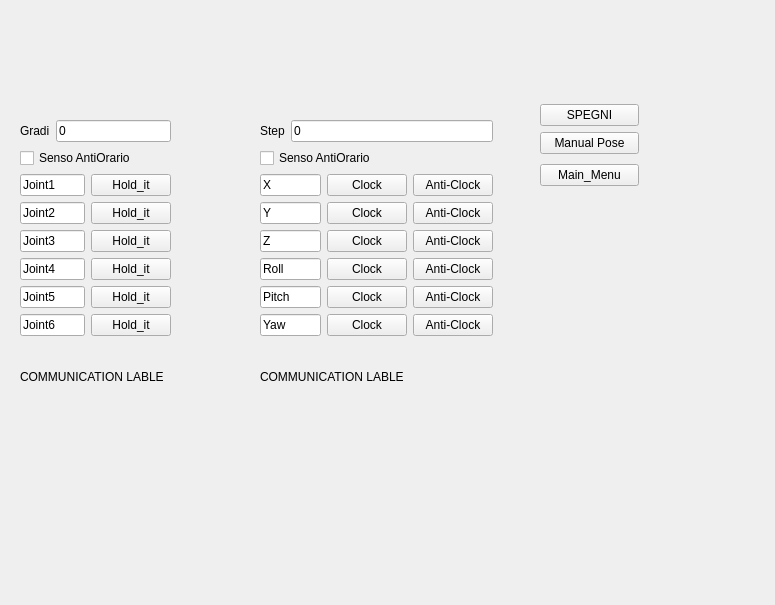
Qt form QT/screen_joystick.ui (zecchi98/ur10_control) before a commit.
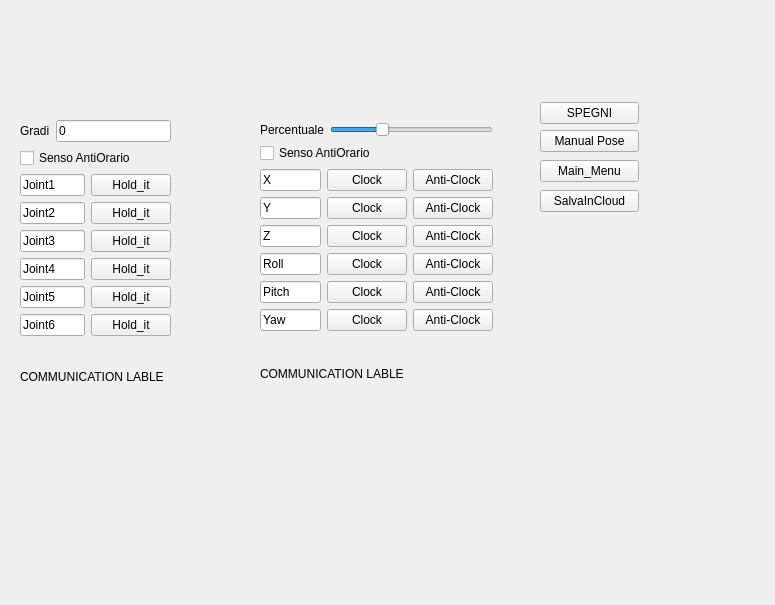
The same form after that commit.

Commit message: handle_manual_cloud

Patch:
```diff
--- a/QT/screen_joystick.ui
+++ b/QT/screen_joystick.ui
@@ -187,7 +187,7 @@
      <x>540</x>
      <y>100</y>
      <width>99</width>
-     <height>91</height>
+     <height>114</height>
     </rect>
    </property>
    <layout class="QVBoxLayout" name="verticalLayout_4">
@@ -216,6 +216,13 @@
       </property>
      </widget>
     </item>
+    <item>
+     <widget class="QPushButton" name="pushButton_3">
+      <property name="text">
+       <string>SalvaInCloud</string>
+      </property>
+     </widget>
+    </item>
    </layout>
   </widget>
   <widget class="QWidget" name="layoutWidget_2">
@@ -235,14 +242,17 @@
         <item>
          <widget class="QLabel" name="label_3">
           <property name="text">
-           <string>Step</string>
+           <string>Percentuale</string>
           </property>
          </widget>
         </item>
         <item>
-         <widget class="QLineEdit" name="joystick_line_gradi_15">
-          <property name="text">
-           <string>0</string>
+         <widget class="QSlider" name="step_ee_slider">
+          <property name="value">
+           <number>30</number>
+          </property>
+          <property name="orientation">
+           <enum>Qt::Horizontal</enum>
           </property>
          </widget>
         </item>
```
Left out of the diff: 29 changed lines with no effect on the pictures. The commit also changes 7 other files.
